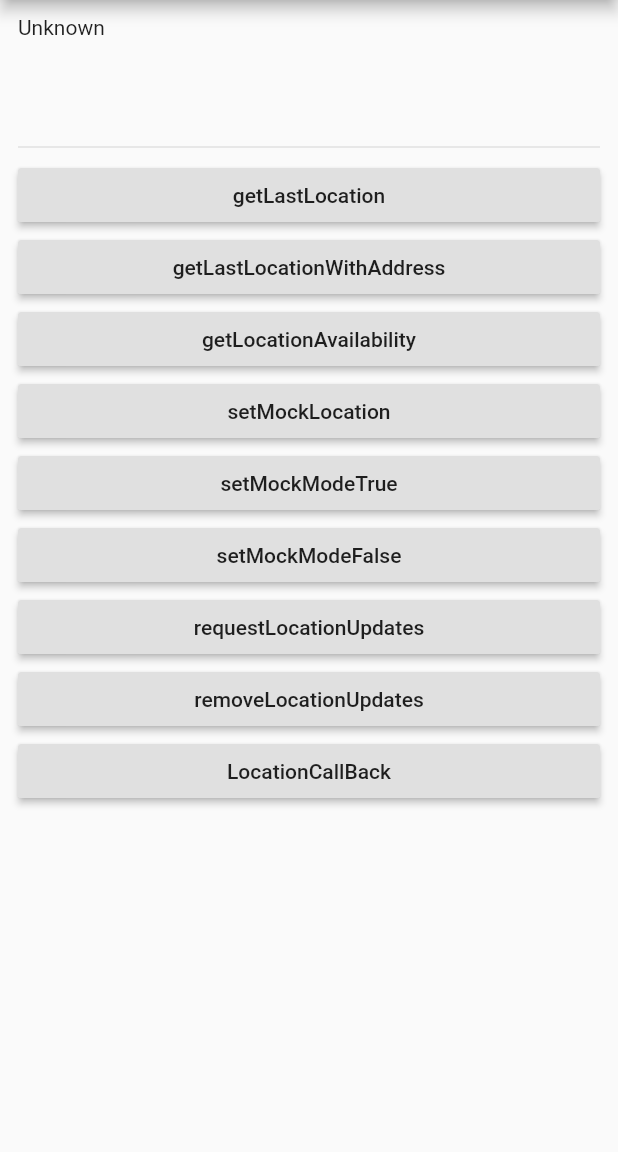
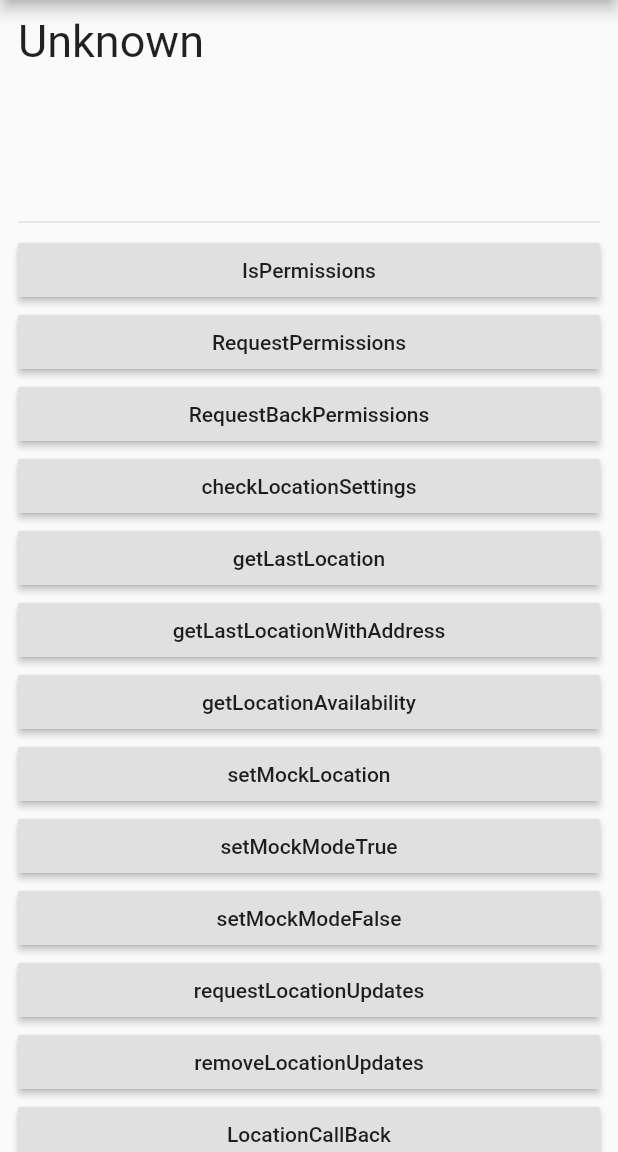
Before and after one commit to rahmicanisin/HMSFlutterLocationKitDemo, a Flutter app: the FusedLocation screen opened directly, on a phone screen of 412 x 824 dp, the part 84-1236 px from its top. Run offline on Flutter 3.47's test engine with Material 2 defaults, Android fonts, the phone set to English and light mode, and no system bars; drawn by our look-alikes of auto_size_text; our stand-ins replace getwidget; missing offline and left inert: huawei_location.

Commit message:
Flutter Location Kit

```diff
--- a/locationkitdemo/lib/activity_corversion.dart
+++ b/locationkitdemo/lib/activity_corversion.dart
@@ -1,9 +1,3 @@
-
-
-
-
-
-
 import 'dart:async';
 
 import 'package:flutter/material.dart';
--- a/locationkitdemo/lib/add_geofence.dart
+++ b/locationkitdemo/lib/add_geofence.dart
@@ -1,8 +1,3 @@
-
-
-
-
-
 import 'package:flutter/cupertino.dart';
 import 'package:flutter/material.dart';
 import 'package:flutter/services.dart';
--- a/locationkitdemo/lib/fused_location.dart
+++ b/locationkitdemo/lib/fused_location.dart
@@ -1,8 +1,4 @@
-
-
-
-
-
+import 'package:auto_size_text/auto_size_text.dart';
 import 'package:flutter/cupertino.dart';
 import 'package:flutter/material.dart';
 import 'package:flutter/services.dart';
@@ -19,6 +15,7 @@ import 'package:huawei_location/permission/permission_handler.dart';
 import 'package:locationkitdemo/activity_corversion.dart';
 import 'package:locationkitdemo/activity_identification_service.dart';
 import 'package:locationkitdemo/locationCallback.dart';
+
 
 
 class FusedLocation extends StatefulWidget {
@@ -43,6 +40,7 @@ class _FusedLocationState extends State<FusedLocation> {
   @override
   void initState() {
     super.initState();
+    // init services
     locationService = FusedLocationProviderClient();
     permissionHandler = PermissionHandler();
     locationRequest = LocationRequest();
@@ -50,6 +48,8 @@ class _FusedLocationState extends State<FusedLocation> {
     locationRequestList = <LocationRequest>[locationRequest];
     locationSettingsRequest =
         LocationSettingsRequest(requests: locationRequestList);
+
+    //set mockLocation
     mockLocation = Location(latitude: 38.6155, longitude: 27.4245);
 
   }
@@ -224,10 +224,12 @@ class _FusedLocationState extends State<FusedLocation> {
   @override
   Widget build(BuildContext context) {
     return Scaffold(
+      resizeToAvoidBottomInset: false,
       appBar: AppBar(
         title: const Text('Fused Location Service'),
       ),
-      body: Container(
+      body:  SingleChildScrollView(
+      child: Container(
         padding: EdgeInsets.symmetric(horizontal: 12),
         child: Column(
           crossAxisAlignment: CrossAxisAlignment.stretch,
@@ -236,14 +238,14 @@ class _FusedLocationState extends State<FusedLocation> {
               padding: EdgeInsets.only(
                 top: 10,
               ),
-              height: 90,
-              child: Text(infoText),
+              height: 140,
+              child: AutoSizeText(infoText,style: TextStyle(fontSize: 30),maxLines: 9),
             ),
             Divider(
               thickness: 0.1,
               color: Colors.black,
             ),
-           /* RaisedButton(
+            RaisedButton(
               child:Text("IsPermissions"),
               onPressed: hasPermission,
             ),
@@ -258,7 +260,7 @@ class _FusedLocationState extends State<FusedLocation> {
             RaisedButton(
               child:Text("checkLocationSettings"),
               onPressed: checkLocationSettings,
-            ), */
+            ),
             RaisedButton(
               child:Text("getLastLocation"),
               onPressed: getLastLocation,
@@ -303,6 +305,7 @@ class _FusedLocationState extends State<FusedLocation> {
           ],
         ),
       ),
+      ),
     );
   }
 
--- a/locationkitdemo/lib/geofence_service.dart
+++ b/locationkitdemo/lib/geofence_service.dart
@@ -1,7 +1,3 @@
-
-
-
-
 import 'dart:async';
 
 import 'package:flutter/cupertino.dart';
--- a/locationkitdemo/lib/home.dart
+++ b/locationkitdemo/lib/home.dart
@@ -1,8 +1,3 @@
-
-
-
-
-
 import 'package:flutter/cupertino.dart';
 import 'package:flutter/material.dart';
 import 'package:locationkitdemo/activity_identification_service.dart';
```
Also changed, not shown: locationkitdemo/lib/activity_identification_service.dart (+7 -4 lines), locationkitdemo/lib/locationCallback.dart (+16 -26 lines), locationkitdemo/pubspec.yaml (+2 -5 lines), locationkitdemo/pubspec.lock.
